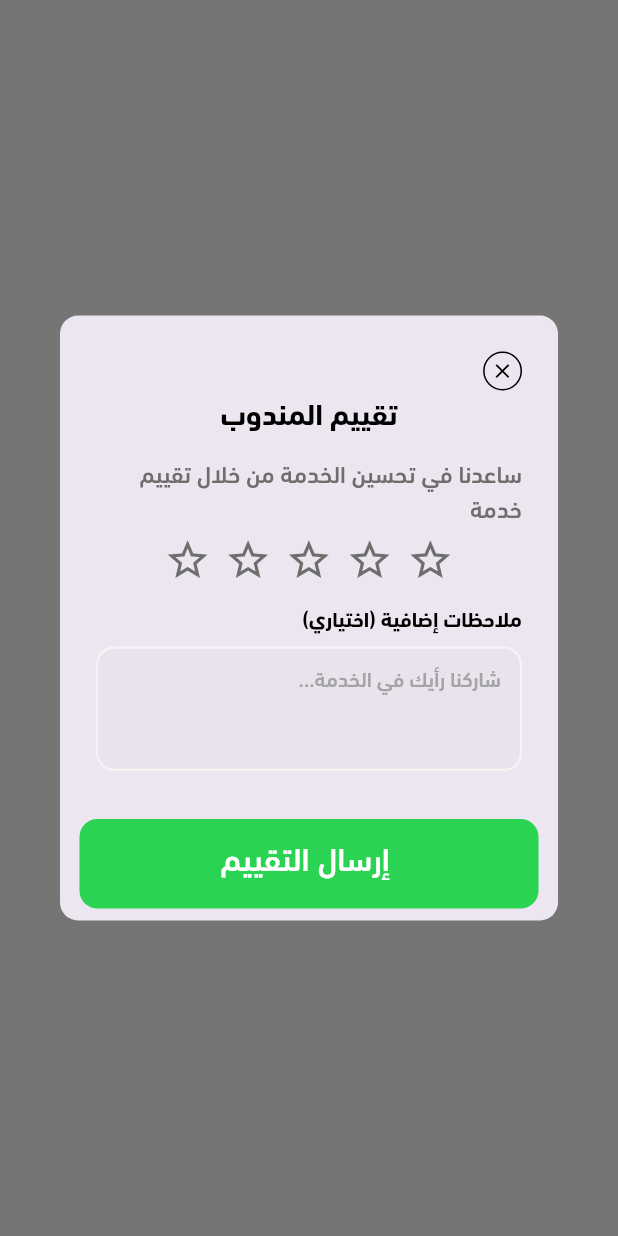
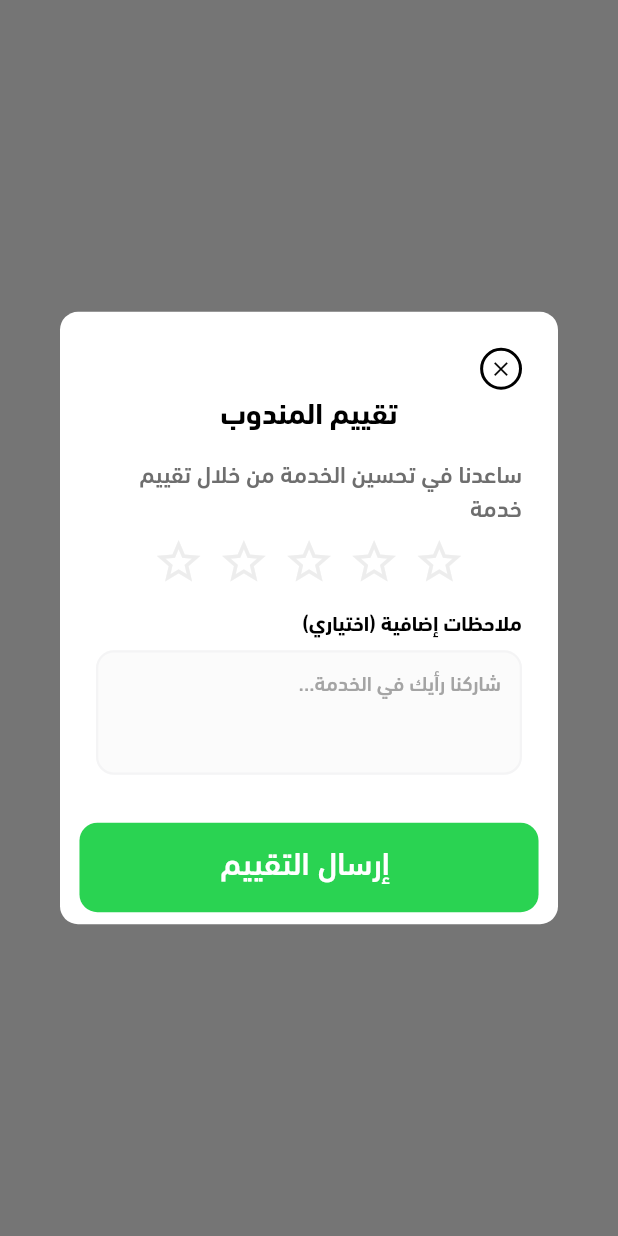
Before and after one commit to hawiaplus-maker/Hawiah-Plus, a Flutter app: what showEvaluationDialog() shows on an empty page, opened directly, on a phone screen of 412 x 824 dp. Run offline on Flutter 3.47's test engine with Material 3 defaults, Android fonts, the light colour scheme and no system bars; our stand-ins replace bloc, bot_toast, cached_network_image, carousel_slider, cloud_firestore, connectivity_plus and 35 more; missing offline and left inert: defer_pointer, webview_flutter_android, webview_flutter_wkwebview; accounts and stored records are empty; network calls fail; project files that could hold a hidden picture were left out.

Commit message:
add_edit

```diff
--- a/lib/features/order/presentation/widget/evaluation_result_widget.dart
+++ b/lib/features/order/presentation/widget/evaluation_result_widget.dart
@@ -36,8 +36,8 @@ Future<EvaluationResult?> showEvaluationDialog(BuildContext context) {
               padding: EdgeInsets.symmetric(horizontal: 4.w),
               child: Icon(
                 filled ? Icons.star : Icons.star_border,
-                size: 32.sp,
-                color: filled ? AppColor.warning400 : AppColor.greyColor,
+                size: 35.sp,
+                color: filled ? AppColor.warning400 : AppColor.hintColor.withAlpha(50),
               ),
             ),
           );
@@ -45,6 +45,7 @@ Future<EvaluationResult?> showEvaluationDialog(BuildContext context) {
 
         return AlertDialog(
           shape: RoundedRectangleBorder(borderRadius: BorderRadius.circular(12)),
+          backgroundColor: AppColor.whiteColor,
           title: Column(
             children: [
               Align(
@@ -54,7 +55,8 @@ Future<EvaluationResult?> showEvaluationDialog(BuildContext context) {
                   child: Container(
                     padding: const EdgeInsets.all(4),
                     decoration: BoxDecoration(
-                        shape: BoxShape.circle, border: Border.all(color: AppColor.blackColor)),
+                        shape: BoxShape.circle,
+                        border: Border.all(color: AppColor.blackColor, width: 2)),
                     child: Column(
                       mainAxisAlignment: MainAxisAlignment.center,
                       crossAxisAlignment: CrossAxisAlignment.center,
```
Also changed, not shown: pubspec.lock.
